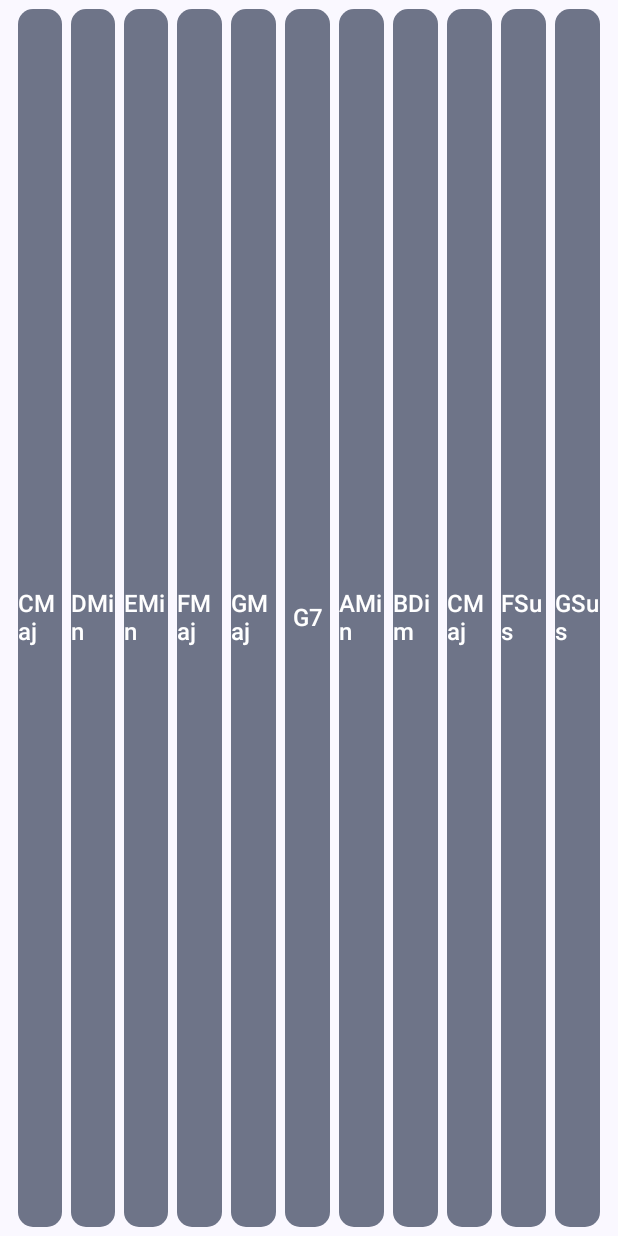
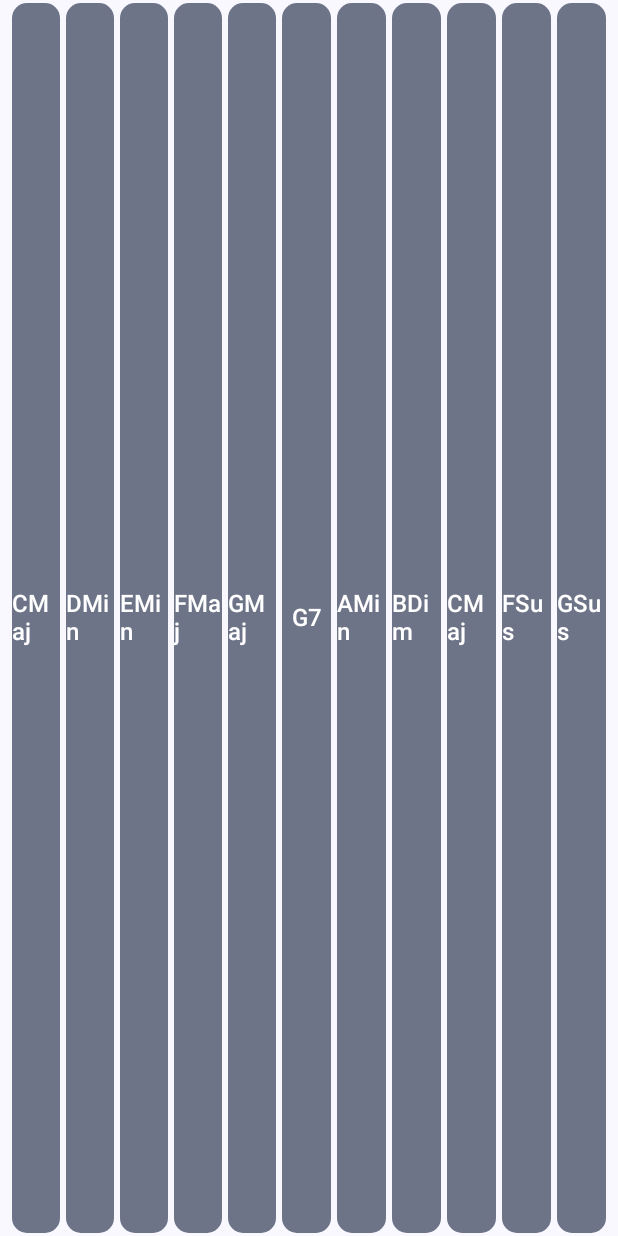
Before and after one commit to Ranzlappen/Synth-piano-web, an Android app built with Jetpack Compose: the composable ChordPadsRow called with sample values from the repository, on a phone screen of 412 x 824 dp. Run offline under Robolectric (Android 15) with nearby library versions, the phone set to English and light mode, and no system bars.

Commit message:
Layout step 6: tighten transport row and chord pad strip for narrow phones
- Top transport row vertical padding 6dp -> 2dp; horizontal 12dp -> 8dp;
  inter-button spacing 8dp -> 2dp. Frees roughly 8dp.
- Octave label "Octave N" -> "Oct N" so it doesn't push the action row
  off the right edge on a 360dp-tall landscape phone.
- Chord pad strip 56dp -> 48dp (with internal vertical padding 6dp -> 2dp,
  inter-pad spacing 6dp -> 4dp), giving the pads more breathing room
  inside a smaller outer box.

Net: ~16dp returned to the keyboard.

```diff
--- a/app/src/main/java/io/github/ranzlappen/synthpiano/ui/play/ChordPads.kt
+++ b/app/src/main/java/io/github/ranzlappen/synthpiano/ui/play/ChordPads.kt
@@ -46,8 +46,8 @@ fun ChordPadsRow(
     Row(
         modifier = modifier
             .fillMaxSize()
-            .padding(horizontal = 12.dp, vertical = 6.dp),
-        horizontalArrangement = Arrangement.spacedBy(6.dp),
+            .padding(horizontal = 8.dp, vertical = 2.dp),
+        horizontalArrangement = Arrangement.spacedBy(4.dp),
     ) {
         pads.forEachIndexed { index, pad ->
             PadButton(
```
Also changed, not shown: app/src/main/java/io/github/ranzlappen/synthpiano/ui/play/PlayScreen.kt (+5 -5 lines).
